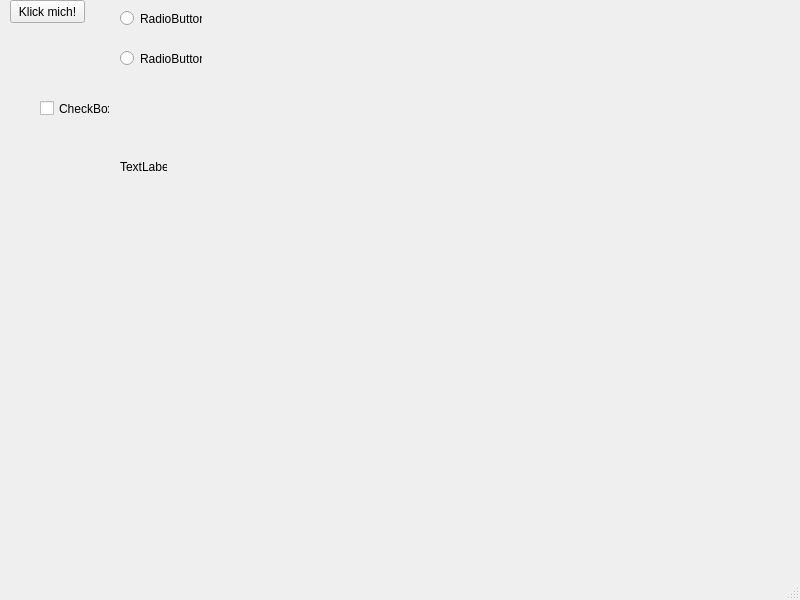
The window that ui/mainwindow.ui (soenkef/python_PyQT) describes before a commit, drawn with Qt 5.
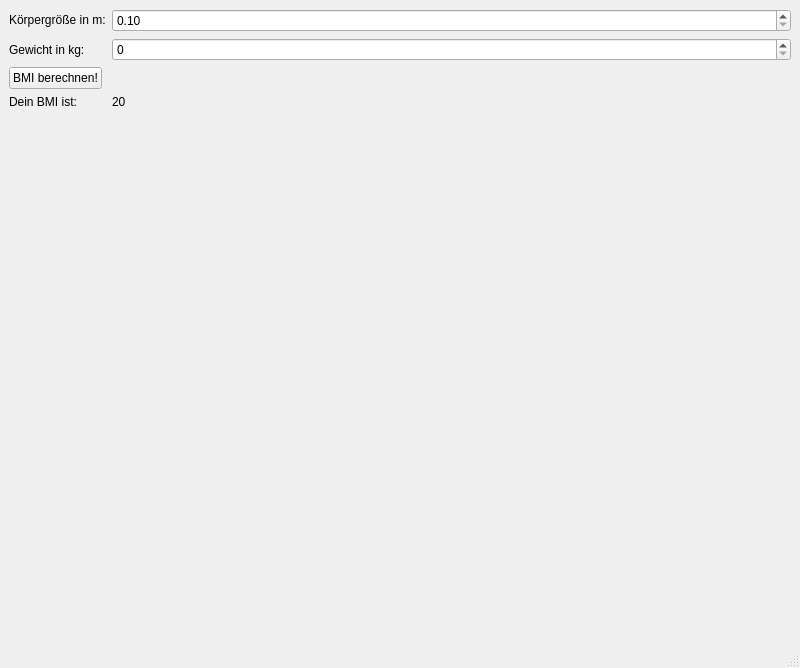
The same window after the commit.

Commit message: PyQT - BMI Rechner gebaut

Patch:
```diff
--- a/ui/mainwindow.ui
+++ b/ui/mainwindow.ui
@@ -7,78 +7,73 @@
     <x>0</x>
     <y>0</y>
     <width>800</width>
-    <height>600</height>
+    <height>668</height>
    </rect>
   </property>
   <property name="windowTitle">
    <string>MainWindow</string>
   </property>
   <widget class="QWidget" name="centralwidget">
-   <widget class="QPushButton" name="pushButton">
-    <property name="geometry">
-     <rect>
-      <x>10</x>
-      <y>0</y>
-      <width>75</width>
-      <height>23</height>
-     </rect>
-    </property>
-    <property name="text">
-     <string>Klick mich!</string>
-    </property>
-   </widget>
-   <widget class="QRadioButton" name="radioButton">
-    <property name="geometry">
-     <rect>
-      <x>120</x>
-      <y>10</y>
-      <width>82</width>
-      <height>17</height>
-     </rect>
-    </property>
-    <property name="text">
-     <string>RadioButton</string>
-    </property>
-   </widget>
-   <widget class="QRadioButton" name="radioButton_2">
-    <property name="geometry">
-     <rect>
-      <x>120</x>
-      <y>50</y>
-      <width>82</width>
-      <height>17</height>
-     </rect>
-    </property>
-    <property name="text">
-     <string>RadioButton</string>
-    </property>
-   </widget>
-   <widget class="QLabel" name="label">
-    <property name="geometry">
-     <rect>
-      <x>120</x>
-      <y>160</y>
-      <width>47</width>
-      <height>13</height>
-     </rect>
-    </property>
-    <property name="text">
-     <string>TextLabel</string>
-    </property>
-   </widget>
-   <widget class="QCheckBox" name="checkBox">
-    <property name="geometry">
-     <rect>
-      <x>40</x>
-      <y>100</y>
-      <width>70</width>
-      <height>17</height>
-     </rect>
-    </property>
-    <property name="text">
-     <string>CheckBox</string>
-    </property>
-   </widget>
+   <layout class="QHBoxLayout" name="horizontalLayout">
+    <item>
+     <layout class="QFormLayout" name="formLayout">
+      <item row="0" column="0">
+       <widget class="QLabel" name="label">
+        <property name="text">
+         <string>K&amp;ouml;rpergr&amp;ouml;&amp;szlig;e in m:</string>
+        </property>
+        <property name="textFormat">
+         <enum>Qt::RichText</enum>
+        </property>
+       </widget>
+      </item>
+      <item row="0" column="1">
+       <widget class="QDoubleSpinBox" name="height">
+        <property name="minimum">
+         <double>0.100000000000000</double>
+        </property>
+        <property name="maximum">
+         <double>2500000.000000000000000</double>
+        </property>
+        <property name="singleStep">
+         <double>0.010000000000000</double>
+        </property>
+       </widget>
+      </item>
+      <item row="1" column="0">
+       <widget class="QLabel" name="label_2">
+        <property name="text">
+         <string>Gewicht in kg:</string>
+        </property>
+       </widget>
+      </item>
+      <item row="2" column="0">
+       <widget class="QPushButton" name="calculate">
+        <property name="text">
+         <string>BMI berechnen!</string>
+        </property>
+       </widget>
+      </item>
+      <item row="3" column="0">
+       <widget class="QLabel" name="label_3">
+        <property name="text">
+         <string>Dein BMI ist: </string>
+        </property>
+       </widget>
+      </item>
+      <item row="3" column="1">
+       <widget class="QLabel" name="result">
+        <property name="text">
+         <string>20</string>
+        </property>
+       </widget>
+      </item>
+      <item row="1" column="1">
+       <widget class="QSpinBox" name="weight"/>
+      </item>
+     </layout>
+    </item>
+   </layout>
   </widget>
   <widget class="QMenuBar" name="menubar">
    <property name="geometry">
```
The commit also changes 2 other files.
